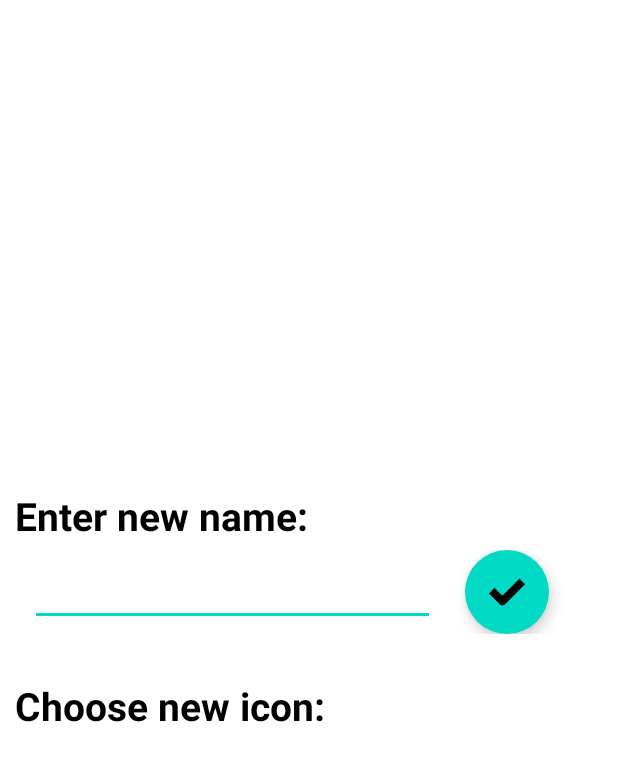
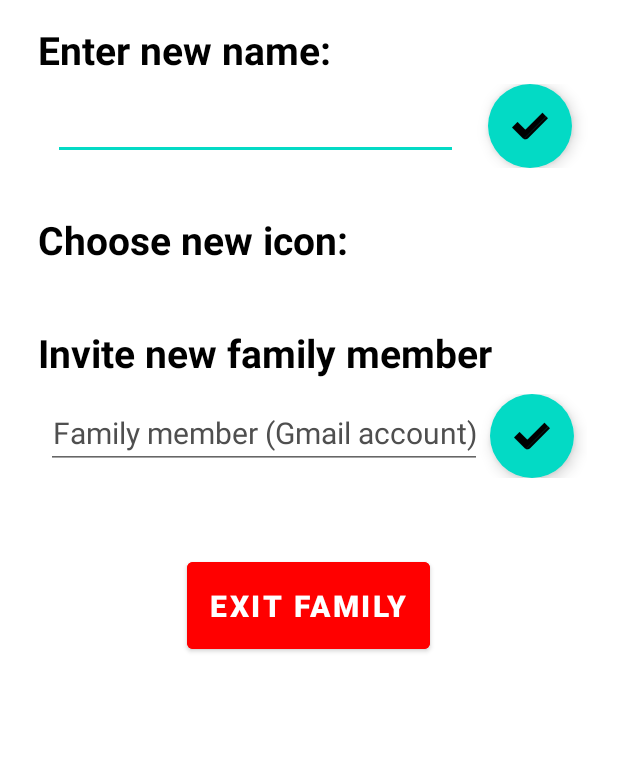
Before and after one commit to Talevin12/FamiOrg, an Android app: the layout activity_edit_profile.xml on its own in the app's theme, with its tools: preview values and no code run, on a phone screen of 412 x 824 dp. Shown: the top 761 px of the screen. Run offline under Robolectric (Android 15) with nearby library versions, the phone set to English and light mode, and no system bars; plain views replace AvatarView.

Commit message:
Inviting new family members from edit page Exiting from family option

```diff
--- a/app/src/main/java/com/example/famiorg/activities/CreateNewFamilyActivity.java
+++ b/app/src/main/java/com/example/famiorg/activities/CreateNewFamilyActivity.java
@@ -75,7 +75,7 @@ public class CreateNewFamilyActivity extends AppCompatActivity {
 
     private void initViews() {
         createFam_BTN_submit.setOnClickListener(v -> {
-            if(createFam_invitations.getVisibility() == View.INVISIBLE) {
+            if (createFam_invitations.getVisibility() == View.INVISIBLE) {
                 if (!createFam_EDIT_famName.getText().toString().isBlank()) {
                     newFam = new Family()
                             .setFamilyName(createFam_EDIT_famName.getText().toString());
@@ -93,7 +93,7 @@ public class CreateNewFamilyActivity extends AppCompatActivity {
 
         createFam_IMG_BTN_inviteMemberSend.setOnClickListener(v -> {
             if (!createFam_EDIT_inviteMember.getText().toString().isBlank()) {
-                if(!createFam_EDIT_inviteMember.getText().toString().equalsIgnoreCase(user.getEmail())) {
+                if (!createFam_EDIT_inviteMember.getText().toString().equalsIgnoreCase(user.getEmail())) {
                     createFam_IMG_BTN_inviteMemberSend.setEnabled(false);
 
                     MemberInvitation memberInvitation = new MemberInvitation()
--- a/app/src/main/res/layout/activity_edit_profile.xml
+++ b/app/src/main/res/layout/activity_edit_profile.xml
@@ -15,9 +15,10 @@
 
     <androidx.appcompat.widget.LinearLayoutCompat
         android:layout_width="match_parent"
-        android:layout_height="wrap_content"
+        android:layout_height="match_parent"
         android:layout_centerInParent="true"
-        android:orientation="vertical">
+        android:orientation="vertical"
+        android:padding="15dp">
 
         <TextView
             android:layout_width="wrap_content"
@@ -73,42 +74,64 @@
             android:layout_height="wrap_content"
             android:layout_marginTop="10dp" />
 
-        <!--        <androidx.appcompat.widget.LinearLayoutCompat-->
-        <!--            android:layout_width="wrap_content"-->
-        <!--            android:layout_height="wrap_content"-->
-        <!--            android:orientation="horizontal">-->
+        <TextView
+            android:layout_width="wrap_content"
+            android:layout_height="wrap_content"
+            android:layout_marginStart="10dp"
+            android:layout_marginTop="30dp"
+            android:text="Invite new family member"
+            android:textColor="@color/black"
+            android:textSize="26dp"
+            android:textStyle="bold" />
 
-        <!--            <Spinner-->
-        <!--                android:id="@+id/editProfile_SPINNER_icons"-->
-        <!--                android:layout_width="wrap_content"-->
-        <!--                android:layout_height="wrap_content"-->
-        <!--                android:background="@android:drawable/btn_dropdown"-->
-        <!--                android:spinnerMode="dropdown"/>-->
+        <LinearLayout
+            android:layout_width="match_parent"
+            android:layout_height="wrap_content"
+            android:layout_marginHorizontal="5dp"
+            android:layout_marginTop="10dp">
 
-        <!--            <androidx.appcompat.widget.AppCompatImageButton-->
-        <!--                android:id="@+id/editProfile_IMG_BTN_checkIcon"-->
-        <!--                android:layout_width="50dp"-->
-        <!--                android:layout_height="50dp"-->
-        <!--                android:layout_marginLeft="10dp"-->
-        <!--                android:src="@drawable/ic_check"-->
-        <!--                android:background="@color/white"/>-->
+            <EditText
+                android:id="@+id/editProfile_EDIT_inviteMember"
+                android:layout_width="wrap_content"
+                android:layout_height="wrap_content"
+                android:layout_centerHorizontal="true"
+                android:layout_centerVertical="true"
+                android:layout_marginStart="10dp"
+                android:hint="Family member (Gmail account)"
+                android:textAlignment="center"
+                android:textColor="@color/black"
+                android:textColorHint="#4F4F4F"
+                android:textSize="20dp" />
 
-        <!--        </androidx.appcompat.widget.LinearLayoutCompat>-->
+            <com.google.android.material.floatingactionbutton.ExtendedFloatingActionButton
+                android:id="@+id/editProfile_IMG_BTN_inviteMemberSend"
+                android:layout_width="50dp"
+                android:layout_height="50dp"
+                android:layout_marginStart="5dp"
+                android:layout_toEndOf="@+id/createFam_EDIT_inviteMember"
+                app:icon="@drawable/ic_check" />
 
-        <!--        <io.getstream.avatarview.AvatarView-->
-        <!--            android:id="@+id/editProfile_AVATAR_avatars"-->
-        <!--            android:layout_width="110dp"-->
-        <!--            android:layout_height="110dp"-->
-        <!--            app:avatarViewBorderColor="#FFEB3B"-->
-        <!--            app:avatarViewBorderWidth="3dp"-->
-        <!--            app:avatarViewIndicatorBorderColor="@color/white"-->
-        <!--            app:avatarViewIndicatorBorderSizeCriteria="10"-->
-        <!--            app:avatarViewIndicatorColor="#8BC34A"-->
-        <!--            app:avatarViewIndicatorEnabled="true"-->
-        <!--            app:avatarViewIndicatorPosition="bottomRight"-->
-        <!--            app:avatarViewIndicatorSizeCriteria="9"-->
-        <!--            app:avatarViewInitialsTextStyle="bold"-->
-        <!--            app:avatarViewShape="circle" />-->
+        </LinearLayout>
+
+        <RelativeLayout
+            android:layout_width="match_parent"
+            android:layout_height="wrap_content"
+            android:layout_marginTop="50dp">
+
+            <com.google.android.material.button.MaterialButton
+                android:id="@+id/editProfile_BTN_exitFamily"
+                android:layout_width="wrap_content"
+                android:layout_height="wrap_content"
+                android:layout_centerHorizontal="true"
+                android:backgroundTint="#FF0000"
+                android:padding="15dp"
+                android:text="Exit family"
+                android:textColor="@color/white"
+                android:textSize="20dp"
+                android:textStyle="bold" />
+
+        </RelativeLayout>
+
 
     </androidx.appcompat.widget.LinearLayoutCompat>
 
```
Also changed, not shown: app/src/main/java/com/example/famiorg/DataManager.java (+59 -20 lines), app/src/main/java/com/example/famiorg/activities/EditProfileActivity.java (+72 -4 lines), app/src/main/java/com/example/famiorg/activities/MainActivity.java (+17 -12 lines).
